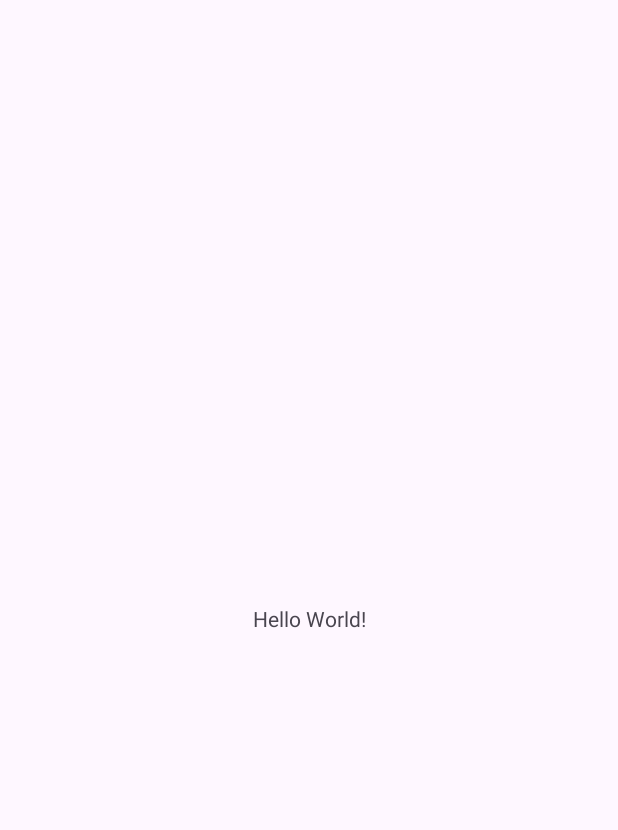
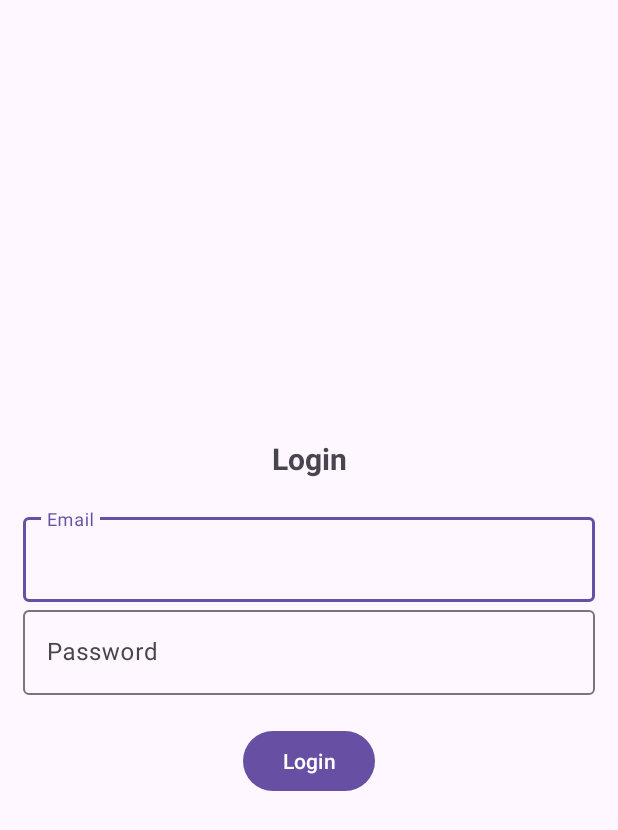
Before and after one commit to xuanhieu2611/langarahack, an Android app: the screen it shows after launch (MainActivity before the commit, Login after it), on a phone screen of 412 x 824 dp. Before the commit the part shown is almost empty. Shown: the top 830 px of the screen. Run offline under Robolectric (Android 15) with nearby library versions, the phone set to English and light mode, and no system bars.

Commit message:
register and login xml complete

```diff
--- /dev/null
+++ b/app/src/main/java/com/example/hackathon/Login.java
@@ -0,0 +1,14 @@
+package com.example.hackathon;
+
+import androidx.appcompat.app.AppCompatActivity;
+
+import android.os.Bundle;
+
+public class Login extends AppCompatActivity {
+
+    @Override
+    protected void onCreate(Bundle savedInstanceState) {
+        super.onCreate(savedInstanceState);
+        setContentView(R.layout.activity_login);
+    }
+}
--- /dev/null
+++ b/app/src/main/res/layout/activity_login.xml
@@ -0,0 +1,54 @@
+<?xml version="1.0" encoding="utf-8"?>
+<LinearLayout xmlns:android="http://schemas.android.com/apk/res/android"
+    xmlns:app="http://schemas.android.com/apk/res-auto"
+    xmlns:tools="http://schemas.android.com/tools"
+    android:layout_width="match_parent"
+    android:layout_height="match_parent"
+    android:orientation="vertical"
+    android:gravity="center"
+    android:padding="15dp"
+    tools:context=".Login">
+
+    <TextView
+        android:text="@string/login"
+        android:textSize="20sp"
+        android:textStyle="bold"
+        android:gravity="center"
+        android:layout_marginBottom="20dp"
+        android:layout_width="match_parent"
+        android:layout_height="wrap_content" />
+
+    <com.google.android.material.textfield.TextInputLayout
+        android:layout_width="match_parent"
+        android:layout_height="wrap_content">
+        <com.google.android.material.textfield.TextInputEditText
+            android:id="@+id/email"
+            android:hint="@string/email"
+            android:layout_width="match_parent"
+            android:layout_height="wrap_content"/>
+    </com.google.android.material.textfield.TextInputLayout>
+
+    <com.google.android.material.textfield.TextInputLayout
+        android:layout_width="match_parent"
+        android:layout_height="wrap_content">
+        <com.google.android.material.textfield.TextInputEditText
+            android:id="@+id/password"
+            android:hint="@string/password"
+            android:layout_width="match_parent"
+            android:layout_height="wrap_content"/>
+    </com.google.android.material.textfield.TextInputLayout>
+
+    <ProgressBar
+        android:id="@+id/progressBar"
+        android:visibility="gone"
+        android:layout_width="wrap_content"
+        android:layout_height="wrap_content" />
+
+    <Button
+        android:id="@+id/btn_login"
+        android:text="@string/login"
+        android:layout_marginTop="20dp"
+        android:layout_width="wrap_content"
+        android:layout_height="wrap_content" />
+
+</LinearLayout>
--- /dev/null
+++ b/app/src/main/res/values-land/dimens.xml
@@ -0,0 +1,3 @@
+<resources>
+    <dimen name="activity_horizontal_margin">48dp</dimen>
+</resources>
--- /dev/null
+++ b/app/src/main/res/values-w1240dp/dimens.xml
@@ -0,0 +1,3 @@
+<resources>
+    <dimen name="activity_horizontal_margin">200dp</dimen>
+</resources>
--- /dev/null
+++ b/app/src/main/res/values-w600dp/dimens.xml
@@ -0,0 +1,3 @@
+<resources>
+    <dimen name="activity_horizontal_margin">48dp</dimen>
+</resources>
--- /dev/null
+++ b/app/src/main/res/values/dimens.xml
@@ -0,0 +1,5 @@
+<resources>
+    <!-- Default screen margins, per the Android Design guidelines. -->
+    <dimen name="activity_horizontal_margin">16dp</dimen>
+    <dimen name="activity_vertical_margin">16dp</dimen>
+</resources>
--- a/app/src/main/res/values/strings.xml
+++ b/app/src/main/res/values/strings.xml
@@ -1,3 +1,7 @@
 <resources>
     <string name="app_name">hackathon</string>
+    <string name="login">Login</string>
+    <string name="email">Email</string>
+    <string name="password">Password</string>
+    <string name="register">Register</string>
 </resources>
```
Also changed, not shown: app/build.gradle.kts (+9 -0 lines), app/src/main/AndroidManifest.xml (+12 -2 lines), app/src/main/java/com/example/hackathon/Registration.java (added, +69 -0 lines), app/src/main/java/com/example/hackathon/data/LoginDataSource.java (added, +29 -0 lines), app/src/main/java/com/example/hackathon/data/LoginRepository.java (added, +54 -0 lines), app/src/main/java/com/example/hackathon/data/Result.java (added, +48 -0 lines), app/src/main/java/com/example/hackathon/data/model/LoggedInUser.java (added, +23 -0 lines), app/src/main/res/layout/activity_main.xml (+8 -0 lines), app/src/main/res/layout/activity_registration.xml (added, +54 -0 lines), build.gradle.kts (+7 -1 lines).
